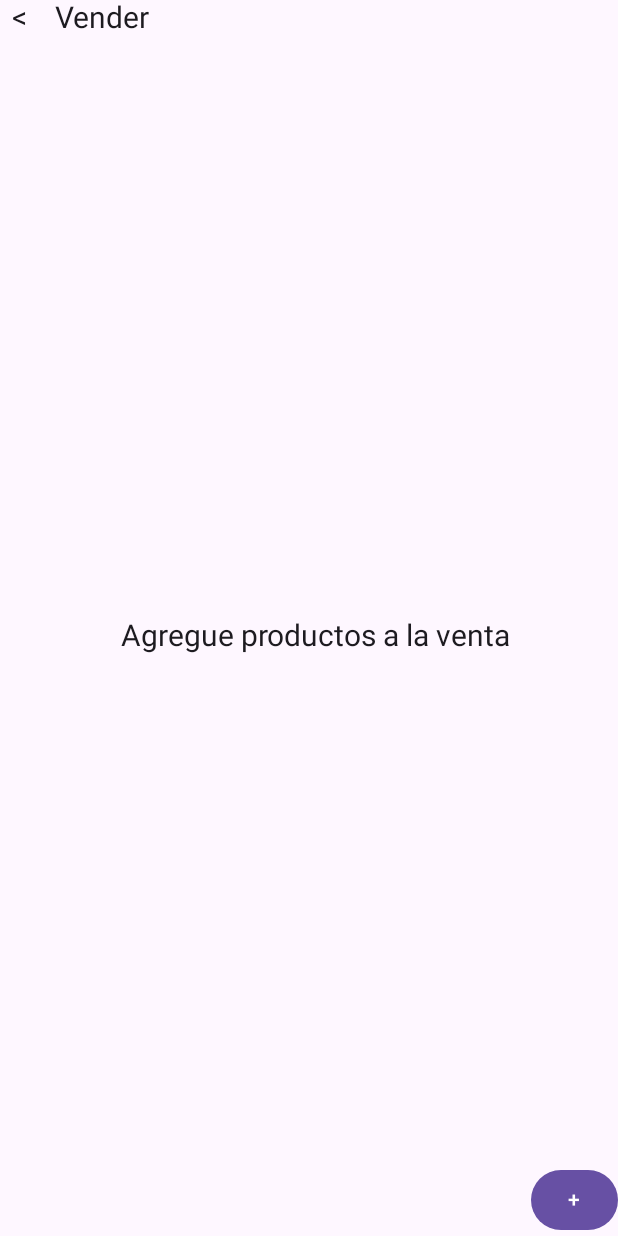
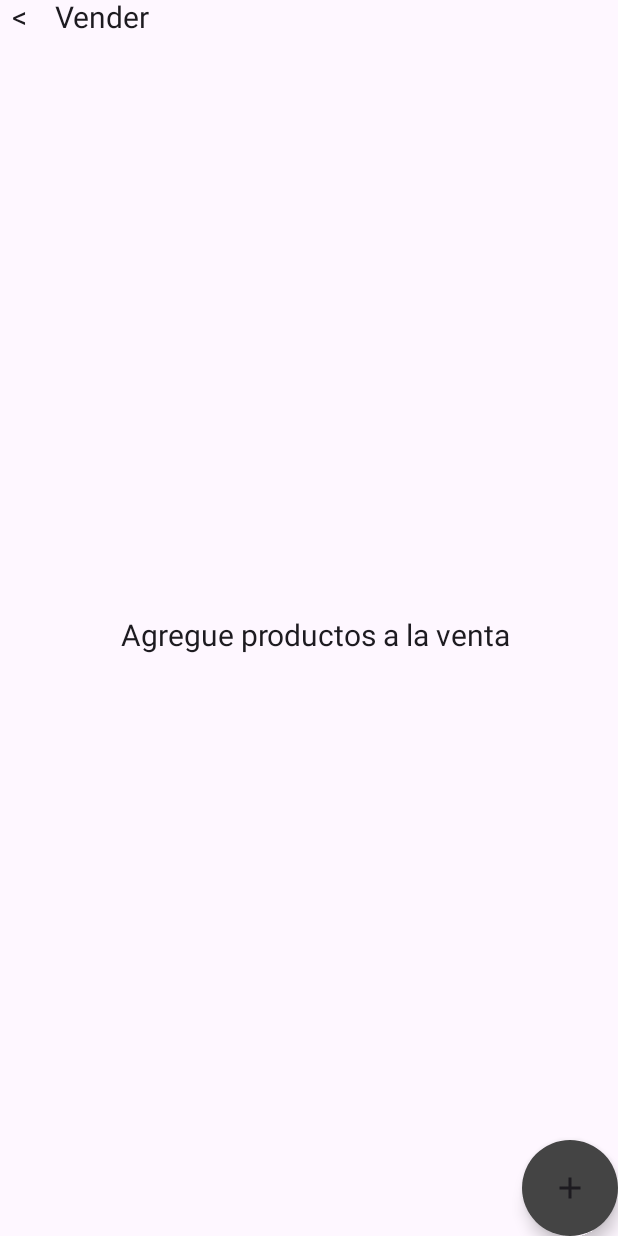
Before and after one commit to unlam-tec-movil/A3-2024-H1-E3, an Android app built with Jetpack Compose: the composable EmptySaleScreen shown on its own in the app's theme, on a phone screen of 412 x 824 dp. Run offline under Robolectric (Android 15) with nearby library versions, the phone set to English and light mode, and no system bars.

Commit message:
correcion e implementacion de navegacion

```diff
--- a/app/src/main/java/ar/edu/unlam/mobile/scaffolding/ui/screens/emptySale/EmptySaleScreen.kt
+++ b/app/src/main/java/ar/edu/unlam/mobile/scaffolding/ui/screens/emptySale/EmptySaleScreen.kt
@@ -1,26 +1,36 @@
 package ar.edu.unlam.mobile.scaffolding.ui.screens.emptySale
 
-import android.content.res.Configuration
 import androidx.compose.foundation.layout.Box
 import androidx.compose.foundation.layout.Column
 import androidx.compose.foundation.layout.fillMaxSize
 import androidx.compose.foundation.layout.padding
-import androidx.compose.material3.Button
+import androidx.compose.foundation.layout.size
+import androidx.compose.foundation.shape.RoundedCornerShape
+import androidx.compose.material.icons.Icons
+import androidx.compose.material.icons.filled.Add
+import androidx.compose.material3.FloatingActionButton
+import androidx.compose.material3.Icon
 import androidx.compose.material3.Text
 import androidx.compose.runtime.Composable
 import androidx.compose.ui.Alignment
 import androidx.compose.ui.Modifier
-import androidx.compose.ui.tooling.preview.Preview
+import androidx.compose.ui.graphics.Color
 import androidx.compose.ui.unit.dp
 import androidx.compose.ui.unit.sp
+import androidx.navigation.NavHostController
 
 @Composable
-fun EmptySaleScreen() {
+fun EmptySaleScreen(controller: NavHostController) {
     Column(modifier = Modifier.padding(start = 8.dp)) {
         Text("<    Vender", fontSize = 20.sp)
         Box(Modifier.fillMaxSize(), contentAlignment = Alignment.BottomEnd) {
-            Button(onClick = { /*TODO*/ }) {
-                Text(text = "+")
+            FloatingActionButton(
+                onClick = { controller.navigate("AgregarVenta") },
+                modifier = Modifier.size(64.dp),
+                shape = RoundedCornerShape(percent = 50),
+                containerColor = Color.DarkGray,
+            ) {
+                Icon(Icons.Filled.Add, contentDescription = "add")
             }
 
             Box(Modifier.fillMaxSize(), contentAlignment = Alignment.Center) {
@@ -29,10 +39,3 @@ fun EmptySaleScreen() {
         }
     }
 }
-
-@Preview(showSystemUi = true)
-@Preview(uiMode = Configuration.UI_MODE_NIGHT_YES)
-@Composable
-fun PreviewEmptySaleScreen() {
-    EmptySaleScreen()
-}
```
Also changed, not shown: app/src/main/java/ar/edu/unlam/mobile/scaffolding/MainActivity.kt (+21 -2 lines).
